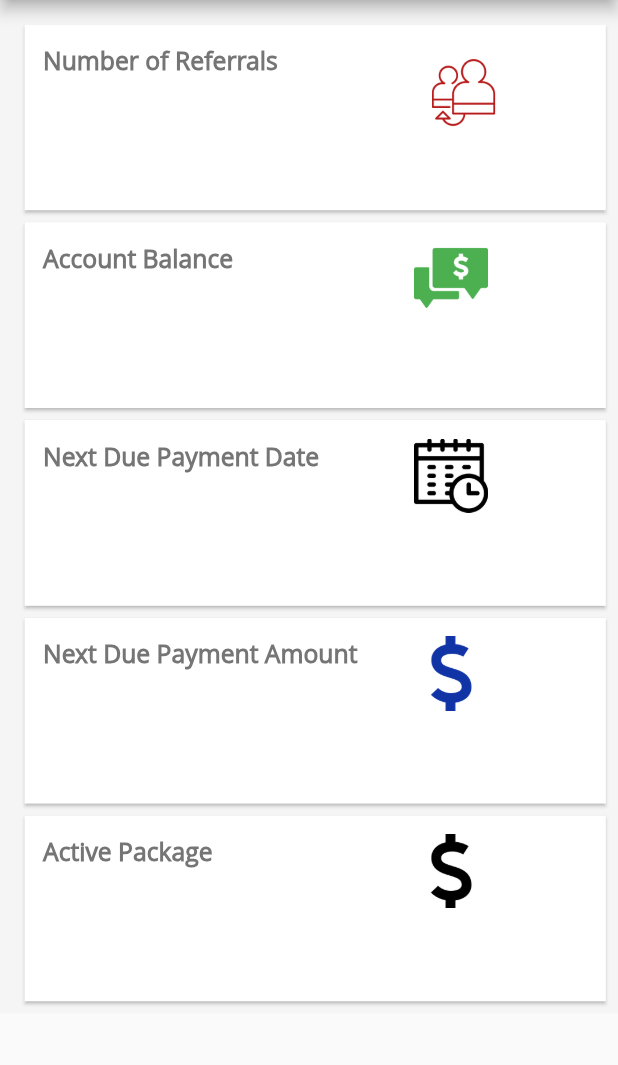
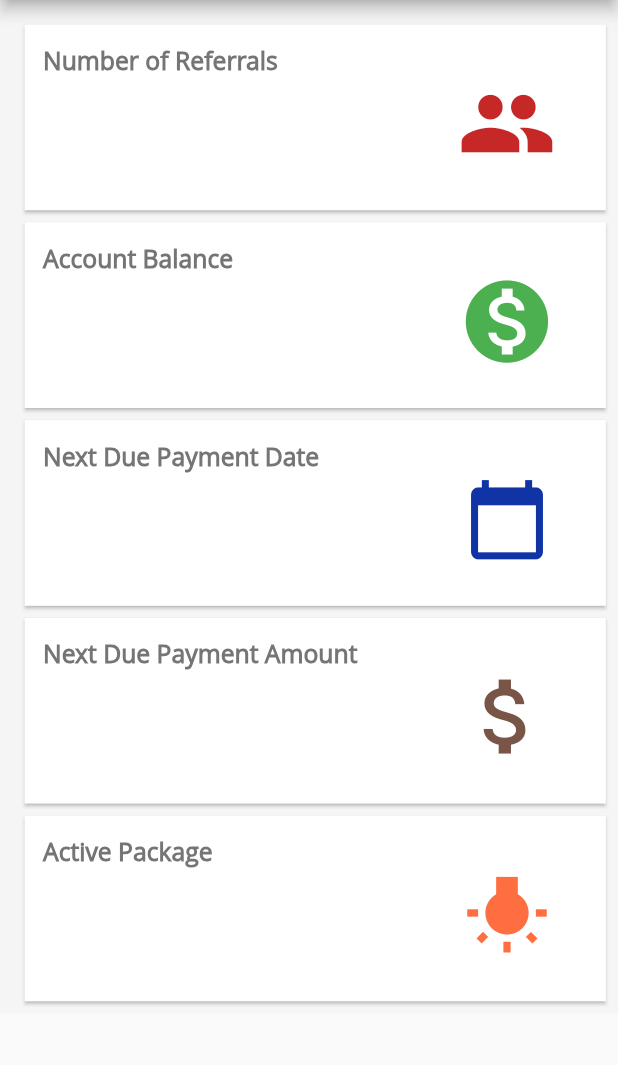
Before and after one commit to CarolBarno/philial, a Flutter app: the Home screen opened directly, on a phone screen of 412 x 824 dp, the part 84-1149 px from its top. Run offline on Flutter 3.47's test engine with Material 2 defaults, Android fonts, the phone set to English and light mode, and no system bars; our stand-ins replace flutter_screenutil, flutter_spinkit, fluttertoast, page_transition, shared_preferences; accounts and stored records are empty.

Commit message:
login and profile changes

```diff
--- a/lib/view/home/home.dart
+++ b/lib/view/home/home.dart
@@ -94,7 +94,7 @@ class _HomeState extends State<Home> {
                       padding: EdgeInsets.fromLTRB(
                           3 * widthm, 3 * widthm, 1 * widthm, 1 * widthm),
                       child: Row(
-                        crossAxisAlignment: CrossAxisAlignment.start,
+                        crossAxisAlignment: CrossAxisAlignment.center,
                         children: <Widget>[
                           Expanded(
                             flex: 2,
@@ -128,14 +128,11 @@ class _HomeState extends State<Home> {
                           ),
                           Expanded(
                             flex: 1,
-                            child: Row(
-                              children: [
-                                Image.asset(
-                                  "assets/images/referral.png",
-                                  color: Colors.red[900],
-                                  height: 8 * heightm,
-                                ),
-                              ],
+                            child: Icon(
+                              Icons.group,
+                              size:16*widthm,
+
+                              color: Colors.red[800],
                             ),
                           ),
                         ],
@@ -154,11 +151,12 @@ class _HomeState extends State<Home> {
                       padding: EdgeInsets.fromLTRB(
                           3 * widthm, 3 * widthm, 1 * widthm, 1 * widthm),
                       child: Row(
-                        crossAxisAlignment: CrossAxisAlignment.start,
+                        crossAxisAlignment: CrossAxisAlignment.center,
                         children: <Widget>[
                           Expanded(
                             flex: 2,
                             child: Row(
+                              crossAxisAlignment: CrossAxisAlignment.center,
                               children: [
                                 Column(
                                   crossAxisAlignment: CrossAxisAlignment.start,
@@ -188,14 +186,11 @@ class _HomeState extends State<Home> {
                           ),
                           Expanded(
                             flex: 1,
-                            child: Row(
-                              children: [
-                                Image.asset(
-                                  "assets/images/account-balance.png",
-                                  color: Colors.green,
-                                  height: 6 * heightm,
-                                ),
-                              ],
+                            child: Icon(
+                              Icons.monetization_on,
+                              size:16*widthm,
+
+                              color: Colors.green,
                             ),
                           ),
                         ],
@@ -214,7 +209,7 @@ class _HomeState extends State<Home> {
                       padding: EdgeInsets.fromLTRB(
                           3 * widthm, 3 * widthm, 1 * widthm, 1 * widthm),
                       child: Row(
-                        crossAxisAlignment: CrossAxisAlignment.start,
+                        crossAxisAlignment: CrossAxisAlignment.center,
                         children: <Widget>[
                           Expanded(
                             flex: 2,
@@ -248,14 +243,11 @@ class _HomeState extends State<Home> {
                           ),
                           Expanded(
                             flex: 1,
-                            child: Row(
-                              children: [
-                                Image.asset(
-                                  "assets/images/timetable.png",
-                                  color: Colors.black,
-                                  height: 6 * heightm,
-                                ),
-                              ],
+                            child: Icon(
+                              Icons.calendar_today,
+                              size:14*widthm,
+
+                              color: defaultBlue,
                             ),
                           ),
                         ],
@@ -274,7 +266,7 @@ class _HomeState extends State<Home> {
                       padding: EdgeInsets.fromLTRB(
                           3 * widthm, 3 * widthm, 1 * widthm, 1 * widthm),
                       child: Row(
-                        crossAxisAlignment: CrossAxisAlignment.start,
+                        crossAxisAlignment: CrossAxisAlignment.center,
                         children: <Widget>[
                           Expanded(
                             flex: 2,
@@ -308,14 +300,11 @@ class _HomeState extends State<Home> {
                           ),
                           Expanded(
                             flex: 1,
-                            child: Row(
-                              children: [
-                                Image.asset(
-                                  "assets/images/dollar-currency-symbol.png",
-                                  color: defaultBlue,
-                                  height: 6 * heightm,
-                                ),
-                              ],
+                            child: Icon(
+                              Icons.attach_money,
+                              size:16*widthm,
+
+                              color: Colors.brown,
                             ),
                           ),
                         ],
@@ -334,7 +323,7 @@ class _HomeState extends State<Home> {
                       padding: EdgeInsets.fromLTRB(
                           3 * widthm, 3 * widthm, 1 * widthm, 1 * widthm),
                       child: Row(
-                        crossAxisAlignment: CrossAxisAlignment.start,
+                        crossAxisAlignment: CrossAxisAlignment.center,
                         children: <Widget>[
                           Expanded(
                             flex: 2,
@@ -368,14 +357,11 @@ class _HomeState extends State<Home> {
                           ),
                           Expanded(
                             flex: 1,
-                            child: Row(
-                              children: [
-                                Image.asset(
-                                  "assets/images/dollar-currency-symbol.png",
-                                  color: Colors.black,
-                                  height: 6 * heightm,
-                                ),
-                              ],
+                            child: Icon(
+                              Icons.wb_incandescent,
+                              size:14*widthm,
+
+                              color: Colors.deepOrangeAccent,
                             ),
                           ),
                         ],
--- a/lib/view/login_register/login.dart
+++ b/lib/view/login_register/login.dart
@@ -78,9 +78,9 @@ class _LoginState extends State<Login> {
                           decoration: InputDecoration(
                             isDense: true,
                             contentPadding: EdgeInsets.fromLTRB(5, 5, 5, 5),
-                            hintText: 'Enter Your Phone Number...',
+                            hintText: 'Enter Your Email Address...',
                             prefixIcon: Icon(
-                              Icons.phone,
+                              Icons.email,
                               color: defaultBlue,
                             ),
                             hintStyle: TextStyle(
--- a/pubspec.yaml
+++ b/pubspec.yaml
@@ -30,6 +30,7 @@ dependencies:
   intl: ^0.16.1
   http: ^0.12.2
   shared_preferences: ^0.5.12
+  rename: ^1.2.0
 
 
   # The following adds the Cupertino Icons font to your application.
```
Also changed, not shown: lib/res/apis/transactions_api.dart (+11 -5 lines), lib/view/home/profile.dart (+7 -7 lines), lib/view/home/transactions.dart (+19 -18 lines), pubspec.lock, 4 other files.
